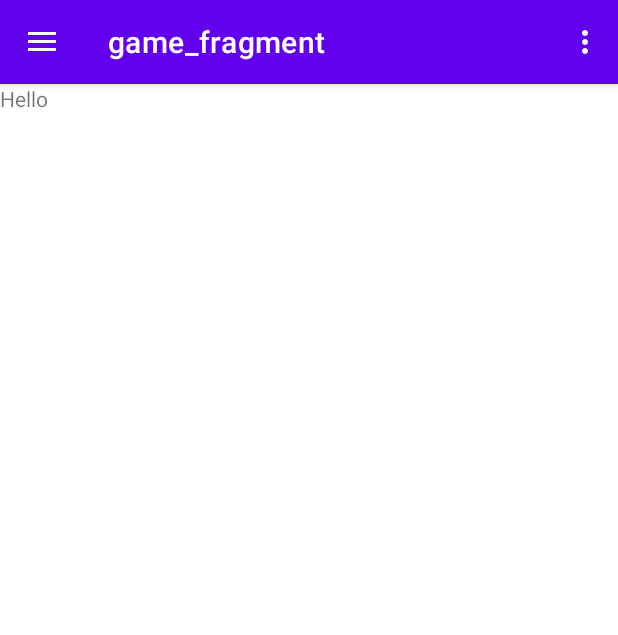
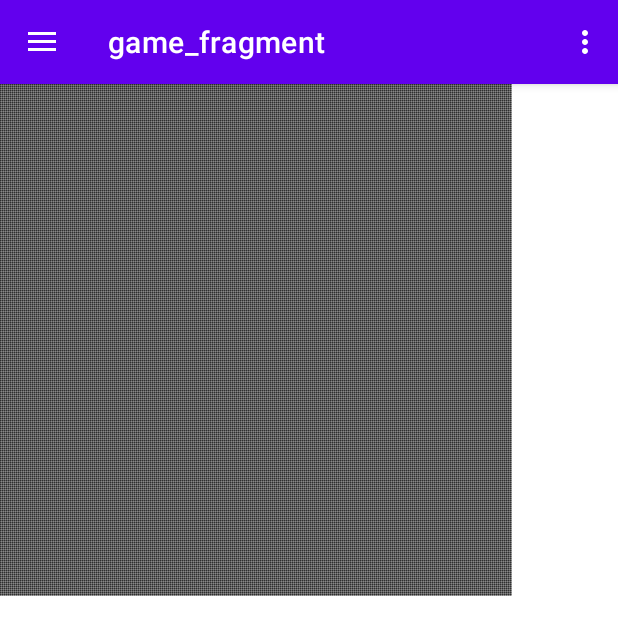
Before and after one commit to spitefulDiceGoblin/Life, an Android app: the GameFragment screen opened through its navigation route, on a phone screen of 412 x 824 dp. Shown: the top 635 px of the screen. Run offline under Robolectric (Android 15) with nearby library versions, the phone set to English and light mode, and no system bars; our stand-ins replace navigation-ui; 2 statements that could not run were skipped.

Commit message:
Created custom game view displaying cells

```diff
--- /dev/null
+++ b/app/src/main/java/com/example/life/ConwayArray.kt
@@ -0,0 +1,20 @@
+package com.example.life
+
+class ConwayArray {
+    var cells = arrayOf<Array<Boolean>>()
+
+    constructor() {
+        // TODO: initialize 2D array with sizes?
+        for (i in 0..255) {
+            var array = arrayOf<Boolean>()
+            for (j in 0..255) {
+                array += false
+            }
+            cells += array
+        }
+    }
+
+    constructor(array: Array<Array<Boolean>>) {
+        cells = array
+    }
+}
--- /dev/null
+++ b/app/src/main/java/com/example/life/ConwayBlock.kt
@@ -0,0 +1,9 @@
+package com.example.life
+
+// Not used, using array of bools instead
+data class ConwayBlock(
+    var is_alive: Boolean,
+    var coords: Int,
+    var x: UByte,
+    var y: UByte
+)
--- /dev/null
+++ b/app/src/main/java/com/example/life/custom/ConwayView.kt
@@ -0,0 +1,216 @@
+package com.example.life.custom
+
+import android.content.Context
+import android.graphics.Canvas
+import android.graphics.Color
+import android.graphics.Paint
+import android.util.AttributeSet
+import android.view.View
+import com.example.life.ConwayArray
+import kotlin.math.min
+
+/**
+ * TODO: document your custom view class.
+ */
+class ConwayView @JvmOverloads constructor(
+    context: Context,
+    attrs: AttributeSet? = null,
+    defStyleAttr: Int = 0
+) : View(context, attrs, defStyleAttr) {
+
+    // contains array
+    private val cells: ConwayArray = ConwayArray()
+
+    // used for drawing
+    // created and initialized here instead of when the view is actually drawn,
+    // to ensure that the actual drawing step runs as fast as possible
+
+    // Can be implemented better
+    private var blockSize: Float = (1).toFloat()
+    private var cellSize: Float = (1).toFloat()
+    private var lineSize : Float = (1).toFloat()
+
+    // no anti-alias
+    //private val paint = Paint(Paint.ANTI_ALIAS_FLAG).apply {
+    private val paint = Paint().apply {
+        style = Paint.Style.FILL
+        color = Color.BLACK
+        strokeWidth = (0.5).toFloat()
+    }
+
+    override fun onSizeChanged(width: Int, height: Int, oldWidth: Int, oldHeight: Int) {
+        cellSize = (min(width, height) / 256 ).toFloat()
+        lineSize = cellSize /6
+        blockSize = cellSize - lineSize
+    }
+
+    override fun onDraw(canvas: Canvas) {
+        super.onDraw(canvas)
+        paint.color = Color.GRAY
+
+        //canvas.drawLine()
+
+        paint.color = Color.BLACK
+
+        // drawing alive cells
+        for (cellRow in cells.cells.indices) {
+            for (cellColumn in cells.cells[cellRow].indices) {
+                val top = cellRow * cellSize
+                val left = cellColumn * cellSize
+
+                val bottom = top + blockSize
+                val right = left + blockSize
+
+                paint.style = if (cells.cells[cellRow][cellColumn]) {
+                    Paint.Style.FILL_AND_STROKE
+                } else Paint.Style.STROKE
+
+                canvas.drawRect(left, top, right, bottom, paint)
+            }
+        }
+    }
+
+    init {
+        isClickable = true
+    }
+
+    /*private var _exampleString: String? = null // TODO: use a default from R.string...
+    private var _exampleColor: Int = Color.RED // TODO: use a default from R.color...
+    private var _exampleDimension: Float = 0f // TODO: use a default from R.dimen...
+
+    private lateinit var textPaint: TextPaint
+    private var textWidth: Float = 0f
+    private var textHeight: Float = 0f
+
+    *//**
+     * The text to draw
+     *//*
+    var exampleString: String?
+        get() = _exampleString
+        set(value) {
+            _exampleString = value
+            invalidateTextPaintAndMeasurements()
+        }
+
+    *//**
+     * The font color
+     *//*
+    var exampleColor: Int
+        get() = _exampleColor
+        set(value) {
+            _exampleColor = value
+            invalidateTextPaintAndMeasurements()
+        }
+
+    *//**
+     * In the example view, this dimension is the font size.
+     *//*
+    var exampleDimension: Float
+        get() = _exampleDimension
+        set(value) {
+            _exampleDimension = value
+            invalidateTextPaintAndMeasurements()
+        }
+
+    *//**
+     * In the example view, this drawable is drawn above the text.
+     *//*
+    var exampleDrawable: Drawable? = null
+
+    constructor(context: Context) : super(context) {
+        init(null, 0)
+    }
+
+    constructor(context: Context, attrs: AttributeSet) : super(context, attrs) {
+        init(attrs, 0)
+    }
+
+    constructor(context: Context, attrs: AttributeSet, defStyle: Int) : super(
+        context,
+        attrs,
+        defStyle
+    ) {
+        init(attrs, defStyle)
+    }
+
+    private fun init(attrs: AttributeSet?, defStyle: Int) {
+        // Load attributes
+        val a = context.obtainStyledAttributes(
+            attrs, R.styleable.ConwayView, defStyle, 0
+        )
+
+        _exampleString = a.getString(
+            R.styleable.ConwayView_exampleString
+        )
+        _exampleColor = a.getColor(
+            R.styleable.ConwayView_exampleColor,
+            exampleColor
+        )
+        // Use getDimensionPixelSize or getDimensionPixelOffset when dealing with
+        // values that should fall on pixel boundaries.
+        _exampleDimension = a.getDimension(
+            R.styleable.ConwayView_exampleDimension,
+            exampleDimension
+        )
+
+        if (a.hasValue(R.styleable.ConwayView_exampleDrawable)) {
+            exampleDrawable = a.getDrawable(
+                R.styleable.ConwayView_exampleDrawable
+            )
+            exampleDrawable?.callback = this
+        }
+
+        a.recycle()
+
+        // Set up a default TextPaint object
+        textPaint = TextPaint().apply {
+            flags = Paint.ANTI_ALIAS_FLAG
+            textAlign = Paint.Align.LEFT
+        }
+
+        // Update TextPaint and text measurements from attributes
+        invalidateTextPaintAndMeasurements()
+    }
+
+    private fun invalidateTextPaintAndMeasurements() {
+        textPaint.let {
+            it.textSize = exampleDimension
+            it.color = exampleColor
+            textWidth = it.measureText(exampleString)
+            textHeight = it.fontMetrics.bottom
+        }
+    }
+
+    override fun onDraw(canvas: Canvas) {
+        super.onDraw(canvas)
+
+        // TODO: consider storing these as member variables to reduce
+        // allocations per draw cycle.
+        val paddingLeft = paddingLeft
+        val paddingTop = paddingTop
+        val paddingRight = paddingRight
+        val paddingBottom = paddingBottom
+
+        val contentWidth = width - paddingLeft - paddingRight
+        val contentHeight = height - paddingTop - paddingBottom
+
+        exampleString?.let {
+            // Draw the text.
+            canvas.drawText(
+                it,
+                paddingLeft + (contentWidth - textWidth) / 2,
+                paddingTop + (contentHeight + textHeight) / 2,
+                textPaint
+            )
+        }
+
+        // Draw the example drawable on top of the text.
+        exampleDrawable?.let {
+            it.setBounds(
+                paddingLeft, paddingTop,
+                paddingLeft + contentWidth, paddingTop + contentHeight
+            )
+            it.draw(canvas)
+        }
+    }*/
+}
--- a/app/src/main/res/layout/game_fragment.xml
+++ b/app/src/main/res/layout/game_fragment.xml
@@ -5,9 +5,9 @@
     android:layout_height="match_parent"
     tools:context=".ui.game.GameFragment">
 
-    <TextView
+    <com.example.life.custom.ConwayView
+        android:id="@+id/conwayView"
         android:layout_width="match_parent"
-        android:layout_height="match_parent"
-        android:text="Hello" />
+        android:layout_height="match_parent" />
 
 </FrameLayout>
--- /dev/null
+++ b/app/src/main/res/values-night/styles.xml
@@ -0,0 +1,7 @@
+<resources>
+
+    <style name="Widget.Theme.Life.NoActionBar.MyView" parent="">
+        <item name="android:background">@color/gray_600</item>
+        <item name="exampleColor">@color/light_blue_600</item>
+    </style>
+</resources>
--- /dev/null
+++ b/app/src/main/res/values/attrs_conway_view.xml
@@ -0,0 +1,8 @@
+<resources>
+    <declare-styleable name="ConwayView">
+        <attr name="exampleString" format="string" />
+        <attr name="exampleDimension" format="dimension" />
+        <attr name="exampleColor" format="color" />
+        <attr name="exampleDrawable" format="color|reference" />
+    </declare-styleable>
+</resources>
--- a/app/src/main/res/values/colors.xml
+++ b/app/src/main/res/values/colors.xml
@@ -7,4 +7,8 @@
     <color name="teal_700">#FF018786</color>
     <color name="black">#FF000000</color>
     <color name="white">#FFFFFFFF</color>
+    <color name="light_blue_400">#FF29B6F6</color>
+    <color name="light_blue_600">#FF039BE5</color>
+    <color name="gray_400">#FFBDBDBD</color>
+    <color name="gray_600">#FF757575</color>
 </resources>
--- a/app/src/main/res/values/styles.xml
+++ b/app/src/main/res/values/styles.xml
@@ -1,8 +1,14 @@
 <?xml version="1.0" encoding="utf-8"?>
 
 <resources>
+
     <style name="AppTheme.NoTopBar" parent="Theme.AppCompat.Light.DarkActionBar">
         <item name="windowActionBar">false</item>
         <item name="windowNoTitle">true</item>
     </style>
+
+    <style name="Widget.Theme.Life.NoActionBar.MyView" parent="">
+        <item name="android:background">@color/gray_400</item>
+        <item name="exampleColor">@color/light_blue_400</item>
+    </style>
 </resources>
```
